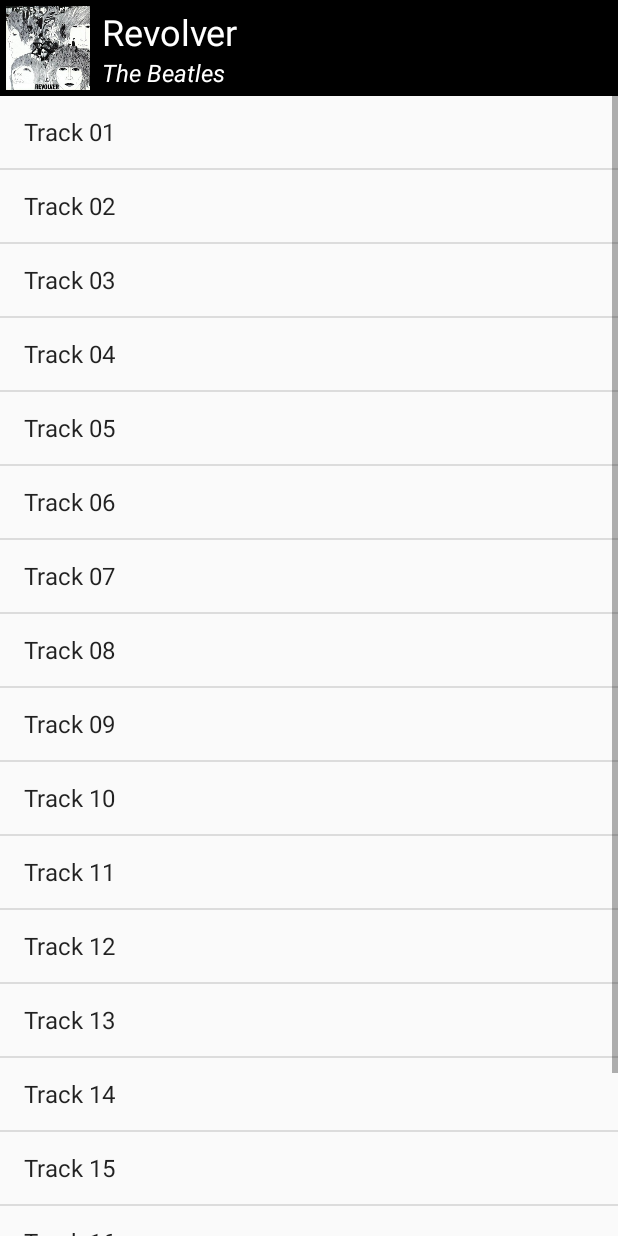
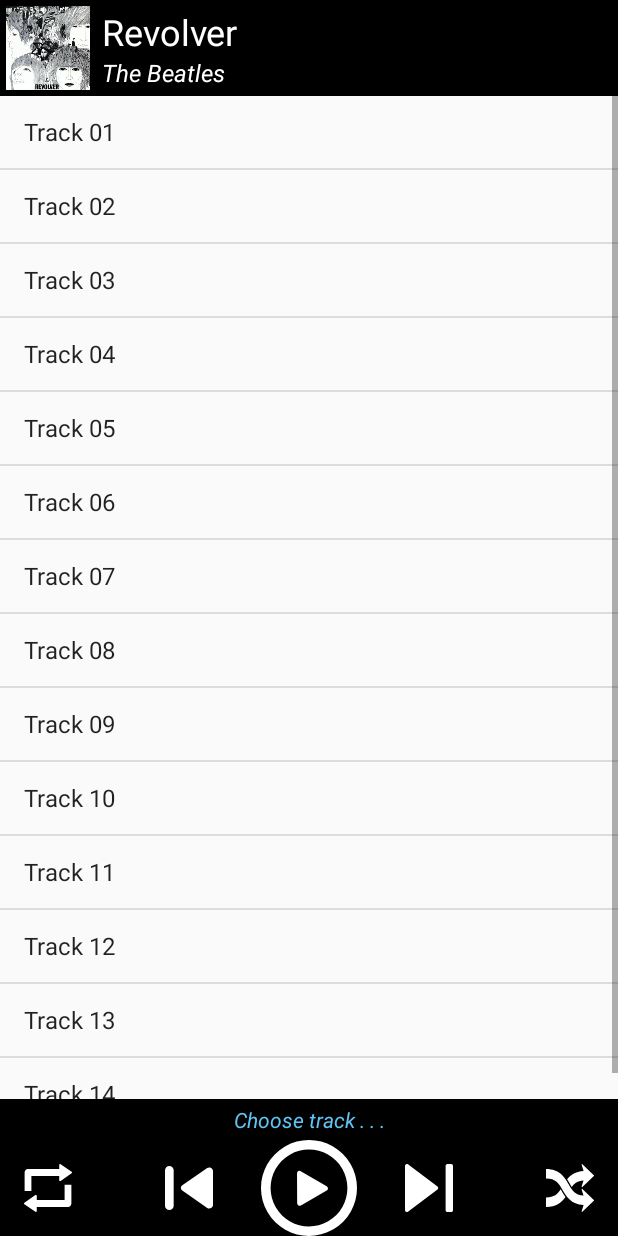
Before and after one commit to idzikowskijedrzej/MusicalStructureApp, an Android app: the screen it shows after launch (Album), after a tap on "Revolver", on a phone screen of 412 x 824 dp. Run offline under Robolectric (Android 15) with nearby library versions, the phone set to English and light mode, and no system bars.

Commit message:
meeting project spec

```diff
--- a/app/src/main/java/com/example/android/musicalstructureapp/Album.java
+++ b/app/src/main/java/com/example/android/musicalstructureapp/Album.java
@@ -3,26 +3,27 @@
 import android.content.Intent;
 import android.support.v7.app.AppCompatActivity;
 import android.os.Bundle;
-import android.util.Log;
 import android.view.View;
 import android.widget.AdapterView;
 import android.widget.ArrayAdapter;
 import android.widget.ImageView;
 import android.widget.ListView;
 import android.widget.TextView;
+
 import java.util.ArrayList;
 
 public class Album extends AppCompatActivity {
     @Override
     protected void onCreate(Bundle savedInstanceState) {
         super.onCreate(savedInstanceState);
-        setContentView(R.layout.activity_album1);
+        setContentView(R.layout.activity_album);
 
         //Find all view components
-        final ImageView imageView = findViewById(R.id.cover_image);
+        ImageView imageView = findViewById(R.id.cover_image);
         TextView topAlbumName = findViewById(R.id.topAlbumName);
         TextView bandTextView = findViewById(R.id.topArtistName);
         ListView trackList = findViewById(R.id.track_list);
+        TextView nowPlaying = findViewById(R.id.nowPlaying);
 
         //Collect extras
         Intent intent = getIntent();
@@ -38,41 +39,36 @@
 
         final ArrayList<String> myList = new ArrayList<>();
         addTracks(myList, getResources().getStringArray(R.array.trackList));
-        initAdapter(trackList,cover, myList, album, artist);
+        initAdapter(trackList, myList, album, nowPlaying);
+
     }
-
-    private void initAdapter(ListView trackList, final int cover, final ArrayList<String> myList, final String album, final String artist){
-        trackList.setAdapter(new ArrayAdapter<String> (this, android.R.layout.simple_list_item_1, myList));
+    private void initAdapter(ListView trackList, final ArrayList<String> list, final String album, final TextView nowPlaying){
+        trackList.setAdapter(new ArrayAdapter<String> (this, android.R.layout.simple_list_item_1, list));
         trackList.setOnItemClickListener(new AdapterView.OnItemClickListener() {
             @Override
             public void onItemClick(AdapterView<?> adapterView, View view, int position, long l) {
-                Intent intent =new Intent (Album.this, DetailScreen.class);
-                intent.putExtra("position", myList.get(position));
-                intent.putExtra("cover", cover);
-                intent.putExtra("albumName", album);
-                intent.putExtra("artistName", artist);
-                startActivity(intent);
+                nowPlaying.setText(album + " - " +  list.get(position));
             }
         });
     }
-    private void addTracks(ArrayList<String>myList , String[] tracks){
-        myList.add(tracks[0]);
-        myList.add(tracks[1]);
-        myList.add(tracks[2]);
-        myList.add(tracks[3]);
-        myList.add(tracks[4]);
-        myList.add(tracks[5]);
-        myList.add(tracks[6]);
-        myList.add(tracks[7]);
-        myList.add(tracks[8]);
-        myList.add(tracks[9]);
-        myList.add(tracks[10]);
-        myList.add(tracks[11]);
-        myList.add(tracks[12]);
-        myList.add(tracks[13]);
-        myList.add(tracks[14]);
-        myList.add(tracks[15]);
-        myList.add(tracks[16]);
-        myList.add(tracks[17]);
+    private void addTracks(ArrayList<String>list , String[] tracks){
+        list.add(tracks[0]);
+        list.add(tracks[1]);
+        list.add(tracks[2]);
+        list.add(tracks[3]);
+        list.add(tracks[4]);
+        list.add(tracks[5]);
+        list.add(tracks[6]);
+        list.add(tracks[7]);
+        list.add(tracks[8]);
+        list.add(tracks[9]);
+        list.add(tracks[10]);
+        list.add(tracks[11]);
+        list.add(tracks[12]);
+        list.add(tracks[13]);
+        list.add(tracks[14]);
+        list.add(tracks[15]);
+        list.add(tracks[16]);
+        list.add(tracks[17]);
     }
 }
--- /dev/null
+++ b/app/src/main/res/drawable/ic_001_arrow_shuffle_default.xml
@@ -0,0 +1,4 @@
+<vector android:height="20dp" android:viewportHeight="65"
+    android:viewportWidth="81" android:width="24dp" xmlns:android="http://schemas.android.com/apk/res/android">
+    <path android:fillColor="#fff" android:name="Forma 1" android:pathData="m25.92 35.99c2.03 2.83 4.21 5.87 6.92 8.76c-6.18 7.11 -15.18 13.58 -32.85 13.58v-12.94c14.01 0 19.68 -4.65 24.7 -11.1c0.4 0.56 0.81 1.12 1.23 1.7zm13.83 -9.92c1.27 1.76 2.45 3.42 3.69 4.94c4.27 -4.71 9.63 -8.07 19.88 -8.72l-3.15 7.97c-0.13 0.33 -0.03 0.71 0.26 0.92c0.14 0.1 0.31 0.16 0.47 0.16c0.17 0 0.34 -0.05 0.48 -0.16l19.32 -14.86c0.19 -0.15 0.31 -0.38 0.31 -0.62c0 -0.24 -0.11 -0.48 -0.31 -0.62l-19.32 -14.85c-0.28 -0.22 -0.67 -0.22 -0.95 -0c-0.28 0.21 -0.39 0.59 -0.26 0.92l3.24 8.19c-13.87 0.73 -22.05 5.51 -27.81 11.2c1.54 1.9 2.9 3.79 4.16 5.55zm21.63 7.76c-0.14 -0.11 -0.31 -0.16 -0.48 -0.16c-0.17 0 -0.33 0.05 -0.48 0.16c-0.28 0.21 -0.39 0.59 -0.26 0.92l3.15 7.97c-14.67 -0.93 -19.33 -7.41 -25.1 -15.46c-6.57 -9.17 -14.76 -20.58 -38.22 -20.58v12.94c16.82 0 21.63 6.7 27.71 15.18c6.35 8.85 14.18 19.75 35.7 20.88l-3.24 8.19c-0.13 0.33 -0.03 0.71 0.26 0.92c0.28 0.21 0.67 0.21 0.95 -0l19.32 -14.86c0.19 -0.15 0.31 -0.38 0.31 -0.62c0 -0.24 -0.11 -0.48 -0.31 -0.62l-19.32 -14.86z"/>
+</vector>
--- /dev/null
+++ b/app/src/main/res/drawable/ic_001_arrow_shuffle_pressed.xml
@@ -0,0 +1,4 @@
+<vector android:height="20dp" android:viewportHeight="65"
+    android:viewportWidth="81" android:width="24dp" xmlns:android="http://schemas.android.com/apk/res/android">
+    <path android:fillColor="#5ec5f5" android:name="Forma 1" android:pathData="m25.92 35.99c2.03 2.83 4.21 5.87 6.92 8.76c-6.18 7.11 -15.18 13.58 -32.85 13.58v-12.94c14.01 0 19.68 -4.65 24.7 -11.1c0.4 0.56 0.81 1.12 1.23 1.7zm13.83 -9.92c1.27 1.76 2.45 3.42 3.69 4.94c4.27 -4.71 9.63 -8.07 19.88 -8.72l-3.15 7.97c-0.13 0.33 -0.03 0.71 0.26 0.92c0.14 0.1 0.31 0.16 0.47 0.16c0.17 0 0.34 -0.05 0.48 -0.16l19.32 -14.86c0.19 -0.15 0.31 -0.38 0.31 -0.62c0 -0.24 -0.11 -0.48 -0.31 -0.62l-19.32 -14.85c-0.28 -0.22 -0.67 -0.22 -0.95 -0c-0.28 0.21 -0.39 0.59 -0.26 0.92l3.24 8.19c-13.87 0.73 -22.05 5.51 -27.81 11.2c1.54 1.9 2.9 3.79 4.16 5.55zm21.63 7.76c-0.14 -0.11 -0.31 -0.16 -0.48 -0.16c-0.17 0 -0.33 0.05 -0.48 0.16c-0.28 0.21 -0.39 0.59 -0.26 0.92l3.15 7.97c-14.67 -0.93 -19.33 -7.41 -25.1 -15.46c-6.57 -9.17 -14.76 -20.58 -38.22 -20.58v12.94c16.82 0 21.63 6.7 27.71 15.18c6.35 8.85 14.18 19.75 35.7 20.88l-3.24 8.19c-0.13 0.33 -0.03 0.71 0.26 0.92c0.28 0.21 0.67 0.21 0.95 -0l19.32 -14.86c0.19 -0.15 0.31 -0.38 0.31 -0.62c0 -0.24 -0.11 -0.48 -0.31 -0.62l-19.32 -14.86z"/>
+</vector>
--- /dev/null
+++ b/app/src/main/res/drawable/repeat.xml
@@ -0,0 +1,4 @@
+<vector android:height="24dp" android:viewportHeight="776"
+    android:viewportWidth="800" android:width="24dp" xmlns:android="http://schemas.android.com/apk/res/android">
+    <path android:fillColor="#fff" android:name="Shape 1" android:pathData="m602.2 0.1c-7.8 0 -15 6.2 -15 15v66.5h-520.5c-31.2 0 -56.5 25.3 -56.5 56.5v300.4h113v-243.7h463.9v66.7c0 8.9 7.2 15 15 15c2.8 0 5.7 -0.8 8.4 -2.6l182.7 -123.2c9 -5.9 9 -19 0.2 -25l-182.7 -123c-2.6 -1.8 -5.5 -2.6 -8.3 -2.6zm74.6 337.1v243.7h-463.7v-66.5c0 -8.9 -7.2 -15 -15 -15c-2.8 0 -5.7 0.8 -8.4 2.6l-182.9 123c-8.8 5.9 -8.8 18.9 0 25l182.7 123.2c2.6 1.8 5.5 2.6 8.3 2.6c7.8 0 15 -6.2 15 -15v-66.7h520.4c31.2 0 56.5 -25.3 56.5 -56.5v-300.4z"/>
+</vector>
--- /dev/null
+++ b/app/src/main/res/drawable/repeat_button.xml
@@ -0,0 +1,8 @@
+<?xml version="1.0" encoding="utf-8"?>
+
+<selector xmlns:android="http://schemas.android.com/apk/res/android">
+    <item android:state_checked="true" android:state_pressed="true" android:drawable="@drawable/repeat_pressed" />
+    <item android:state_pressed="true" android:drawable="@drawable/repeat_pressed"/>
+    <item android:state_checked="true" android:drawable="@drawable/repeat_pressed"/>
+    <item android:drawable="@drawable/repeat"/>
+</selector>
--- /dev/null
+++ b/app/src/main/res/drawable/repeat_pressed.xml
@@ -0,0 +1,4 @@
+<vector android:height="24dp" android:viewportHeight="776"
+    android:viewportWidth="800" android:width="24dp" xmlns:android="http://schemas.android.com/apk/res/android">
+    <path android:fillColor="#5ec5f5" android:name="Shape 1" android:pathData="m602.2 0.1c-7.8 0 -15 6.2 -15 15v66.5h-520.5c-31.2 0 -56.5 25.3 -56.5 56.5v300.4h113v-243.7h463.9v66.7c0 8.9 7.2 15 15 15c2.8 0 5.7 -0.8 8.4 -2.6l182.7 -123.2c9 -5.9 9 -19 0.2 -25l-182.7 -123c-2.6 -1.8 -5.5 -2.6 -8.3 -2.6zm74.6 337.1v243.7h-463.7v-66.5c0 -8.9 -7.2 -15 -15 -15c-2.8 0 -5.7 0.8 -8.4 2.6l-182.9 123c-8.8 5.9 -8.8 18.9 0 25l182.7 123.2c2.6 1.8 5.5 2.6 8.3 2.6c7.8 0 15 -6.2 15 -15v-66.7h520.4c31.2 0 56.5 -25.3 56.5 -56.5v-300.4z"/>
+</vector>
--- /dev/null
+++ b/app/src/main/res/drawable/shuffle_button.xml
@@ -0,0 +1,8 @@
+<?xml version="1.0" encoding="utf-8"?>
+
+<selector xmlns:android="http://schemas.android.com/apk/res/android">
+    <item android:state_checked="true" android:state_pressed="true" android:drawable="@drawable/ic_001_arrow_shuffle_pressed" />
+    <item android:state_pressed="true" android:drawable="@drawable/ic_001_arrow_shuffle_pressed"/>
+    <item android:state_checked="true" android:drawable="@drawable/ic_001_arrow_shuffle_pressed"/>
+    <item android:drawable="@drawable/ic_001_arrow_shuffle_default"/>
+</selector>
--- a/app/src/main/res/layout/activity_detail_screen.xml
+++ b/app/src/main/res/layout/activity_album.xml
@@ -2,96 +2,100 @@
 <RelativeLayout xmlns:android="http://schemas.android.com/apk/res/android"
     xmlns:tools="http://schemas.android.com/tools"
     android:layout_width="match_parent"
+    android:orientation="vertical"
     android:layout_height="match_parent"
-    android:orientation="vertical"
     tools:context="com.example.android.musicalstructureapp.MainActivity">
-
     <LinearLayout
-        android:id="@+id/topBarLayout"
+        android:id="@+id/topBar"
         android:layout_width="match_parent"
         android:layout_height="wrap_content"
-        android:layout_alignParentLeft="true"
-        android:layout_alignParentStart="true"
-        android:layout_alignParentTop="true"
         android:background="@color/colorPrimaryDark"
         android:orientation="horizontal">
-
         <ImageView
-            android:id="@+id/cover_image"
+            android:scaleType="fitStart"
+            android:src="@drawable/doors"
+            android:padding="@dimen/topCoverPadding"
             android:layout_width="@dimen/topMiniatureDimen"
+            android:layout_marginRight="@dimen/topCoverPadding"
             android:layout_height="@dimen/topMiniatureDimen"
-            android:layout_marginRight="@dimen/topCoverPadding"
-            android:padding="@dimen/topCoverPadding"
-            android:scaleType="fitStart"
-            android:src="@drawable/doors" />
-
+            android:id="@+id/cover_image"/>
         <LinearLayout
             android:layout_width="wrap_content"
-            android:layout_height="wrap_content"
+            android:orientation="vertical"
             android:layout_gravity="center"
-            android:orientation="vertical">
-
+            android:layout_height="wrap_content">
             <TextView
+                android:layout_weight="1"
+                android:gravity="left"
+                android:layout_gravity="center"
+                android:layout_width="wrap_content"
+                android:textSize="@dimen/topTextDimen"
                 android:id="@+id/topAlbumName"
+                android:layout_height="wrap_content"
+                android:background="@color/colorPrimaryDark"
+                android:text="Album Name"
+                android:textColor="@color/mainCatalogues"/>
+            <TextView
+                android:layout_weight="1"
+                android:gravity="left"
+                android:textStyle="italic"
                 android:layout_width="wrap_content"
+                android:textSize="@dimen/topArtistDimen"
+                android:id="@+id/topArtistName"
                 android:layout_height="wrap_content"
-                android:layout_gravity="center"
-                android:layout_weight="1"
                 android:background="@color/colorPrimaryDark"
-                android:gravity="left"
-                android:text="Album Name"
-                android:textColor="@color/mainCatalogues"
-                android:textSize="@dimen/topTextDimen" />
-
-            <TextView
-                android:id="@+id/topArtistName"
-                android:layout_width="wrap_content"
-                android:layout_height="wrap_content"
-                android:layout_weight="1"
-                android:background="@color/colorPrimaryDark"
-                android:gravity="left"
                 android:text="Artist Name"
-                android:textColor="@color/mainCatalogues"
-                android:textSize="@dimen/topArtistDimen"
-                android:textStyle="italic" />
+                android:textColor="@color/mainCatalogues"/>
 
         </LinearLayout>
 
     </LinearLayout>
 
-    <ImageView
-        android:layout_below="@id/topBarLayout"
-        android:padding="32dp"
-        android:layout_marginTop="32dp"
-        android:id="@+id/mainCover"
-        android:layout_centerHorizontal="true"
-        android:scaleType="centerCrop"
-        android:layout_margin="@dimen/mainCatalogues"
-        android:layout_width="wrap_content"
-        android:layout_height="wrap_content"
-        android:src="@drawable/doors" />
+    <ListView
+        android:layout_below="@id/topBar"
+        android:layout_width="match_parent"
+        android:id="@+id/track_list"
+        android:layout_height="wrap_content">
+
+    </ListView>
 
     <TextView
-        android:id="@+id/trackName"
+        android:clickable="true"
+        android:id="@+id/nowPlaying"
+        android:layout_width="match_parent"
+        android:layout_height="wrap_content"
+        android:textAlignment="center"
         android:layout_centerHorizontal="true"
-        android:gravity="center"
-        android:textSize="@dimen/topArtistDimen"
-        android:layout_below="@id/mainCover"
-        android:layout_width="wrap_content"
-        android:layout_height="wrap_content"
-        android:text="Track Name very long" />
+        android:textStyle="italic"
+        android:layout_above="@id/playBar"
+        android:padding="@dimen/nowPlayingField"
+        android:background="@color/colorPrimaryDark"
+        android:textColor="@color/colorPrimary"
+        android:text="@string/nowPlaying"/>
 
     <RelativeLayout
+        android:id="@+id/playBar"
+        android:clickable="true"
+        android:layout_centerHorizontal="true"
         android:layout_width="match_parent"
         android:layout_height="wrap_content"
         android:layout_alignParentBottom="true"
         android:layout_gravity="bottom"
         android:background="@color/colorPrimaryDark">
 
+
         <ToggleButton
-            android:id="@+id/backward"
+            android:layout_margin="@dimen/marginPlayButton"
+            android:layout_width="@dimen/nextButton"
+            android:layout_height="@dimen/nextButton"
+            android:background="@drawable/repeat_button"
+            android:checked="false"
+            android:textOff="@null"
+            android:textOn="@null" />
+
+        <ToggleButton
             android:layout_toLeftOf="@id/play"
-            android:layout_centerVertical="true"
+            android:layout_alignBottom="@id/play"
             android:layout_width="@dimen/nextButton"
             android:layout_height="@dimen/nextButton"
             android:layout_margin="@dimen/marginPlayButton"
@@ -105,19 +109,15 @@
             android:layout_centerHorizontal="true"
             android:layout_width="@dimen/playButton"
             android:layout_height="@dimen/playButton"
-            android:gravity="center"
-            android:layout_marginBottom="16dp"
             android:layout_marginEnd="@dimen/marginPlayButton"
             android:layout_marginStart="@dimen/marginPlayButton"
-            android:layout_marginTop="16dp"
             android:background="@layout/play_toggle_button"
             android:textOff="@null"
             android:textOn="@null" />
 
         <ToggleButton
-            android:id="@+id/repeat"
-            android:layout_centerVertical="true"
             android:layout_toRightOf="@id/play"
+            android:layout_alignBottom="@id/play"
             android:layout_width="@dimen/nextButton"
             android:layout_height="@dimen/nextButton"
             android:layout_margin="@dimen/marginPlayButton"
@@ -125,9 +125,18 @@
             android:checked="false"
             android:textOff="@null"
             android:textOn="@null" />
-
+        <ToggleButton
+            android:layout_alignParentRight="true"
+            android:layout_margin="@dimen/marginPlayButton"
+            android:layout_width="@dimen/nextButton"
+            android:layout_height="@dimen/nextButton"
+            android:background="@drawable/shuffle_button"
+            android:checked="false"
+            android:textOff="@null"
+            android:textOn="@null" />
 
     </RelativeLayout>
 
 
+
 </RelativeLayout>
--- a/app/src/main/res/layout/activity_album1.xml
+++ /dev/null
@@ -1,62 +0,0 @@
-<?xml version="1.0" encoding="utf-8"?>
-<LinearLayout xmlns:android="http://schemas.android.com/apk/res/android"
-    xmlns:tools="http://schemas.android.com/tools"
-    android:layout_width="match_parent"
-    android:orientation="vertical"
-    android:layout_height="match_parent"
-    tools:context="com.example.android.musicalstructureapp.MainActivity">
-    <LinearLayout
-        android:layout_width="match_parent"
-        android:layout_height="wrap_content"
-        android:background="@color/colorPrimaryDark"
-        android:orientation="horizontal">
-        <ImageView
-            android:scaleType="fitStart"
-            android:src="@drawable/doors"
-            android:padding="@dimen/topCoverPadding"
-            android:layout_width="@dimen/topMiniatureDimen"
-            android:layout_marginRight="@dimen/topCoverPadding"
-            android:layout_height="@dimen/topMiniatureDimen"
-            android:id="@+id/cover_image"/>
-        <LinearLayout
-            android:layout_width="wrap_content"
-            android:orientation="vertical"
-            android:layout_gravity="center"
-            android:layout_height="wrap_content">
-            <TextView
-                android:layout_weight="1"
-                android:gravity="left"
-                android:layout_gravity="center"
-                android:layout_width="wrap_content"
-                android:textSize="@dimen/topTextDimen"
-                android:id="@+id/topAlbumName"
-                android:layout_height="wrap_content"
-                android:background="@color/colorPrimaryDark"
-                android:text="Album Name"
-                android:textColor="@color/mainCatalogues"/>
-            <TextView
-                android:layout_weight="1"
-                android:gravity="left"
-                android:textStyle="italic"
-                android:layout_width="wrap_content"
-                android:textSize="@dimen/topArtistDimen"
-                android:id="@+id/topArtistName"
-                android:layout_height="wrap_content"
-                android:background="@color/colorPrimaryDark"
-                android:text="Artist Name"
-                android:textColor="@color/mainCatalogues"/>
-
-        </LinearLayout>
-
-    </LinearLayout>
-
-    <ListView
-        android:layout_width="match_parent"
-        android:id="@+id/track_list"
-        android:layout_height="wrap_content">
-
-    </ListView>
-
-
-
-</LinearLayout>
--- a/app/src/main/res/values/colors.xml
+++ b/app/src/main/res/values/colors.xml
@@ -1,7 +1,7 @@
 <?xml version="1.0" encoding="utf-8"?>
 <resources>
     //unused
-    <color name="colorPrimary">#3F51B5</color>
+    <color name="colorPrimary">#5ec5f5</color>
 
     //battery etc.
     <color name="colorPrimaryDark">#000000</color>
--- a/app/src/main/res/values/dimen.xml
+++ b/app/src/main/res/values/dimen.xml
@@ -5,6 +5,8 @@
     <dimen name="topTextDimen">24sp</dimen>
     <dimen name="topArtistDimen">16sp</dimen>
 
+    <dimen name="nowPlayingField">4dp</dimen>
+    <dimen name="nowPlayingText">16sp</dimen>
     <dimen name="marginPlayButton">16dp</dimen>
     <dimen name="playButton">64dp</dimen>
     <dimen name="nextButton">32dp</dimen>
--- a/app/src/main/res/values/strings.xml
+++ b/app/src/main/res/values/strings.xml
@@ -1,7 +1,8 @@
 <resources>
-    <string name="app_name">MusicalStructureApp</string>
+    <string name="app_name">Music App</string>
     <string name="catalogue">Catalogue</string>
     <string name="catalogue1">catalogue1</string>
+    <string name="nowPlaying">Choose track . . .</string>
 
     <!--Albums, Artists-->
     <string name="album1">Revolver</string>
```
Also changed, not shown: app/src/main/AndroidManifest.xml (+4 -3 lines), app/src/main/java/com/example/android/musicalstructureapp/DetailScreen.java (deleted, +0 -45 lines), app/src/main/res/layout/list_item_track.xml (+12 -4 lines).
